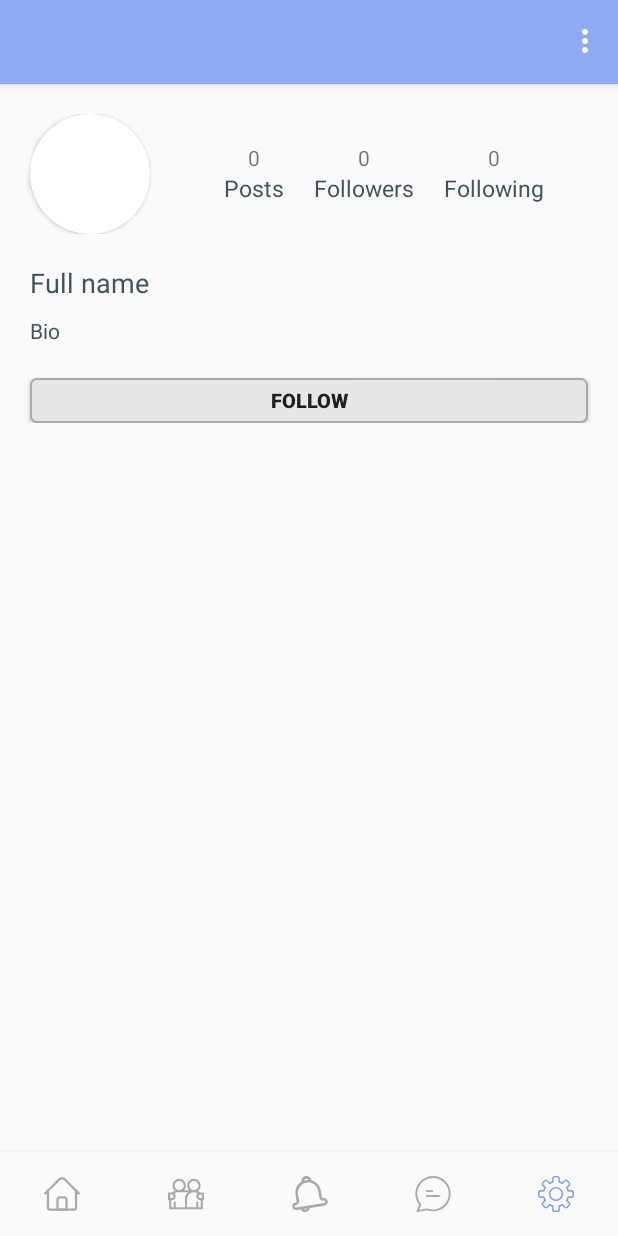
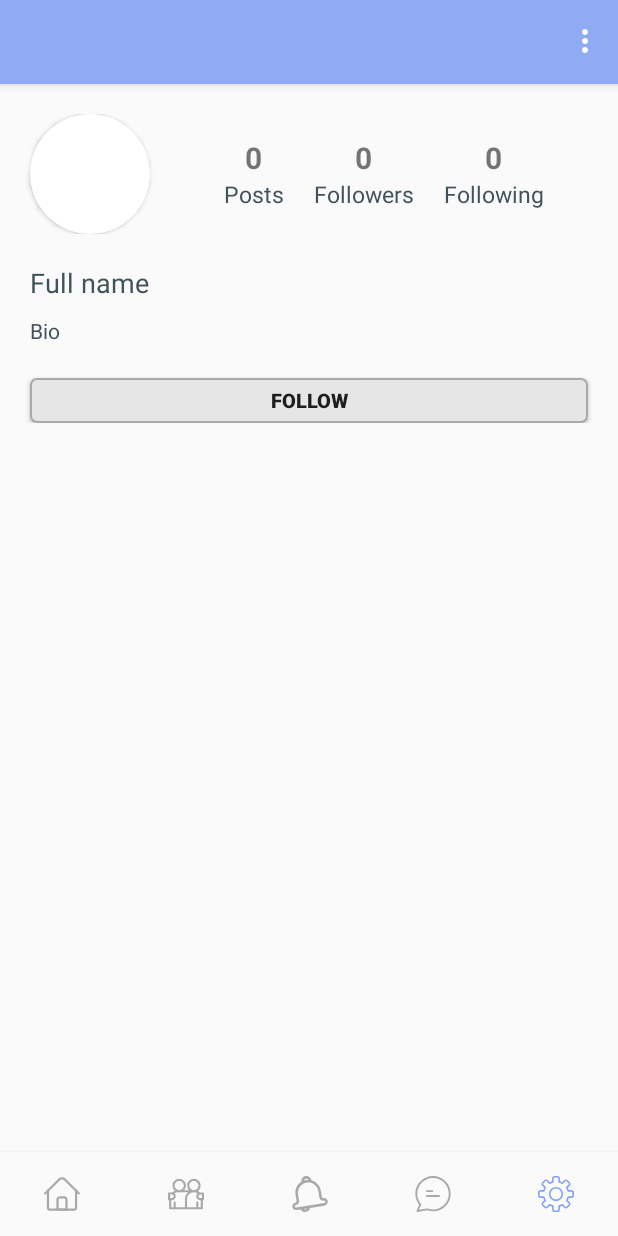
Before and after one commit to Fintech-Labs/CLiK-App, an Android app: the screen it shows after launch once a user with an empty profile is signed in (MainActivity), item 5 of the bottom bar chosen, on a phone screen of 412 x 824 dp. Run offline under Robolectric (Android 15) with nearby library versions, the phone set to English and light mode, and no system bars; our stand-ins replace Firebase (no records; nobody signed in at launch, a user with empty details on screens opened directly), Picasso; libraries missing offline, so code that uses them is left out: com.brouding.doubletaplikeview, com.hendraanggrian.appcompat; pictures from the network do not load; 3 statements that could not run were skipped.

Commit message:
follow err resolved

```diff
--- a/app/src/main/java/com/example/clik/Adapter/UserAdapter.java
+++ b/app/src/main/java/com/example/clik/Adapter/UserAdapter.java
@@ -89,7 +89,7 @@ public class UserAdapter extends RecyclerView.Adapter<UserAdapter.ViewHolder>{
                     FirebaseDatabase.getInstance().getReference().child("Follow").child(firebaseUser.getUid())
                             .child("following").child(user.getuId()).removeValue();
                     FirebaseDatabase.getInstance().getReference().child("Follow").child(user.getuId())
-                            .child("folllowers").child(firebaseUser.getUid()).removeValue();
+                            .child("followers").child(firebaseUser.getUid()).removeValue();
                 }
             }
         });
--- a/app/src/main/java/com/example/clik/Fragements/ProfileFragment.java
+++ b/app/src/main/java/com/example/clik/Fragements/ProfileFragment.java
@@ -92,7 +92,7 @@ public class ProfileFragment extends Fragment {
                     FirebaseDatabase.getInstance().getReference().child("Follow").child(firebaseUser.getUid())
                             .child("following").child(profileid).removeValue();
                     FirebaseDatabase.getInstance().getReference().child("Follow").child(profileid)
-                            .child("folllowers").child(firebaseUser.getUid()).removeValue();
+                            .child("followers").child(firebaseUser.getUid()).removeValue();
                 }
             }
         });
--- a/app/src/main/res/layout/fragment_profile.xml
+++ b/app/src/main/res/layout/fragment_profile.xml
@@ -91,7 +91,9 @@
                     android:id="@+id/no_posts"
                     android:layout_width="wrap_content"
                     android:layout_height="wrap_content"
-                    android:text="152"
+                    android:text="0"
+                    android:textStyle="bold"
+                    android:textSize="20dp"
                     android:layout_centerHorizontal="true"
                     />
 
@@ -118,7 +120,9 @@
                     android:id="@+id/no_followers"
                     android:layout_width="wrap_content"
                     android:layout_height="wrap_content"
-                    android:text="586"
+                    android:text="0"
+                    android:textSize="20dp"
+                    android:textStyle="bold"
                     />
             <TextView
                 android:layout_below="@id/no_followers"
@@ -143,7 +147,9 @@
                     android:layout_centerHorizontal="true"
                     android:layout_width="wrap_content"
                     android:layout_height="wrap_content"
-                    android:text="269"
+                    android:text="0"
+                    android:textSize="20dp"
+                    android:textStyle="bold"
                     />
             <TextView
                 android:id="@+id/text_following"
```
